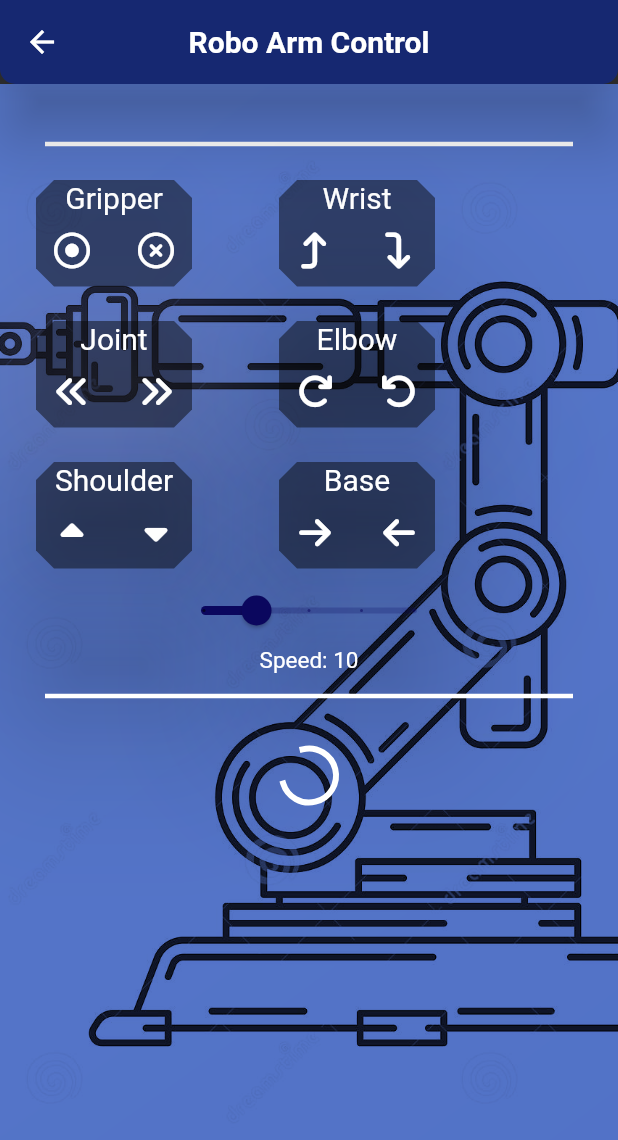
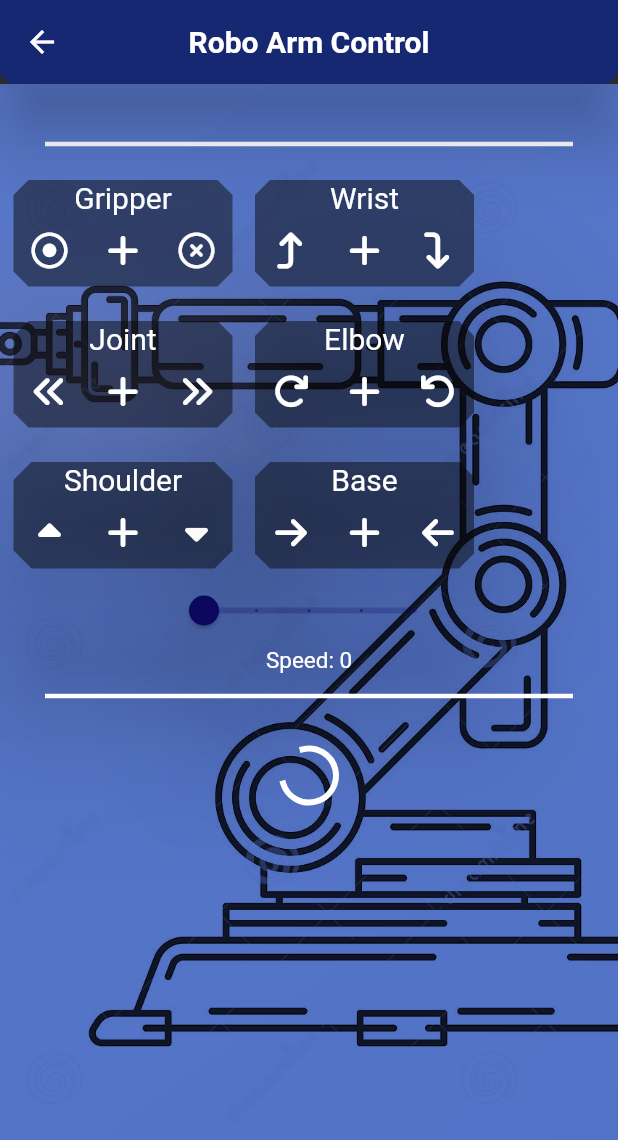
Before and after one commit to WilliamSamson/Robot_arm, a Flutter app: the ChatPage screen opened directly, on a phone screen of 412 x 824 dp. Shown: the top 1140 px of the screen. Run offline on Flutter 3.47's test engine with Material 2 defaults, Android fonts, the phone set to English and light mode, and no system bars; our stand-ins replace flutter_bluetooth_serial, font_awesome_flutter, google_fonts; Roboto replaces fonts that are missing (Acme); statements that could not run were skipped.

Commit message:
stable version

```diff
--- a/lib/Servo.dart
+++ b/lib/Servo.dart
@@ -21,6 +21,12 @@ class ServoPage extends StatefulWidget {
     required this.sendMessageN,
     required this.sendMessageO,
     required this.sendMessageP,
+    required this.sendMessage1,
+    required this.sendMessage2,
+    required this.sendMessage3,
+    required this.sendMessage4,
+    required this.sendMessage5,
+    required this.sendMessage6,
   }) : super(key: key);
   final Function sendMessageA;
   final Function sendMessageB;
@@ -38,13 +44,19 @@ class ServoPage extends StatefulWidget {
   final Function sendMessageN;
   final Function sendMessageO;
   final Function sendMessageP;
+  final Function sendMessage1;
+  final Function sendMessage2;
+  final Function sendMessage3;
+  final Function sendMessage4;
+  final Function sendMessage5;
+  final Function sendMessage6;
 
   @override
   _ServoPageState createState() => _ServoPageState();
 }
 
 class _ServoPageState extends State<ServoPage> {
-  int speed = 10;
+  int speed = 0;
 
   @override
   Widget build(BuildContext context) {
@@ -53,11 +65,11 @@ class _ServoPageState extends State<ServoPage> {
         Row(
           children: [
             const SizedBox(
-              width: 20,
+              width: 5,
             ),
             Card(
               shape: BeveledRectangleBorder(
-                  borderRadius: BorderRadius.circular(12)),
+                  borderRadius: BorderRadius.circular(10)),
               elevation: 50,
               shadowColor: Color.fromARGB(255, 177, 173, 220),
               color: Color.fromARGB(124, 7, 7, 7),
@@ -82,7 +94,19 @@ class _ServoPageState extends State<ServoPage> {
                         ),
                       ),
                       const SizedBox(
-                        width: 8,
+                        width: 1,
+                      ),
+                      IconButton(
+                        onPressed: () {
+                          widget.sendMessage1();
+                        },
+                        icon: const Icon(
+                          FontAwesomeIcons.add,
+                          color: Colors.white,
+                        ),
+                      ),
+                      const SizedBox(
+                        width: 1,
                       ),
                       IconButton(
                         onPressed: () {
@@ -98,10 +122,10 @@ class _ServoPageState extends State<ServoPage> {
                 ],
               ),
             ),
-            SizedBox(width: 50),
+            SizedBox(width: 7),
             Card(
               shape: BeveledRectangleBorder(
-                  borderRadius: BorderRadius.circular(12)),
+                  borderRadius: BorderRadius.circular(10)),
               elevation: 50,
               shadowColor: Colors.black,
               color: Color.fromARGB(124, 7, 7, 7),
@@ -126,9 +150,20 @@ class _ServoPageState extends State<ServoPage> {
                           color: Colors.white,
                         ),
                       ),
-
                       const SizedBox(
-                        width: 8,
+                        width: 1,
+                      ),
+                      IconButton(
+                        onPressed: () {
+                          widget.sendMessage2();
+                        },
+                        icon: const Icon(
+                          FontAwesomeIcons.add,
+                          color: Colors.white,
+                        ),
+                      ),
+                      const SizedBox(
+                        width: 1,
                       ),
                       IconButton(
                         onPressed: () {
@@ -153,11 +188,11 @@ class _ServoPageState extends State<ServoPage> {
         Row(
           children: [
             const SizedBox(
-              width: 20,
+              width: 5,
             ),
             Card(
               shape: BeveledRectangleBorder(
-                  borderRadius: BorderRadius.circular(12)),
+                  borderRadius: BorderRadius.circular(10)),
               elevation: 50,
               shadowColor: Colors.black,
               color: Color.fromARGB(124, 7, 7, 7),
@@ -182,7 +217,19 @@ class _ServoPageState extends State<ServoPage> {
                         ),
                       ),
                       const SizedBox(
-                        width: 8,
+                        width: 1,
+                      ),
+                      IconButton(
+                        onPressed: () {
+                          widget.sendMessage3();
+                        },
+                        icon: const Icon(
+                          FontAwesomeIcons.add,
+                          color: Colors.white,
+                        ),
+                      ),
+                      const SizedBox(
+                        width: 1,
                       ),
                       IconButton(
                         onPressed: () {
@@ -198,10 +245,10 @@ class _ServoPageState extends State<ServoPage> {
                 ],
               ),
             ),
-            SizedBox(width: 50),
+            SizedBox(width: 7),
             Card(
               shape: BeveledRectangleBorder(
-                  borderRadius: BorderRadius.circular(12)),
+                  borderRadius: BorderRadius.circular(10)),
               elevation: 50,
               shadowColor: Colors.black,
               color: Color.fromARGB(124, 7, 7, 7),
@@ -227,7 +274,19 @@ class _ServoPageState extends State<ServoPage> {
                         ),
                       ),
                       const SizedBox(
-                        width: 8,
+                        width: 1,
+                      ),
+                      IconButton(
+                        onPressed: () {
+                          widget.sendMessage4();
+                        },
+                        icon: const Icon(
+                          FontAwesomeIcons.add,
+                          color: Colors.white,
+                        ),
+                      ),
+                      const SizedBox(
+                        width: 1,
                       ),
                       IconButton(
                         onPressed: () {
@@ -252,7 +311,7 @@ class _ServoPageState extends State<ServoPage> {
         Row(
           children: [
             const SizedBox(
-              width: 20,
+              width: 5,
             ),
             Card(
               shape: BeveledRectangleBorder(
@@ -281,7 +340,19 @@ class _ServoPageState extends State<ServoPage> {
                         ),
                       ),
                       const SizedBox(
-                        width: 8,
+                        width: 1,
+                      ),
+                      IconButton(
+                        onPressed: () {
+                          widget.sendMessage5();
+                        },
+                        icon: const Icon(
+                          FontAwesomeIcons.add,
+                          color: Colors.white,
+                        ),
+                      ),
+                      const SizedBox(
+                        width: 1,
                       ),
                       IconButton(
                         onPressed: () {
@@ -297,10 +368,10 @@ class _ServoPageState extends State<ServoPage> {
                 ],
               ),
             ),
-            SizedBox(width: 50),
+            SizedBox(width: 7),
             Card(
               shape: BeveledRectangleBorder(
-                  borderRadius: BorderRadius.circular(12)),
+                  borderRadius: BorderRadius.circular(10)),
               elevation: 50,
               shadowColor: Colors.black,
               color: Color.fromARGB(124, 7, 7, 7),
@@ -325,9 +396,20 @@ class _ServoPageState extends State<ServoPage> {
                           color: Colors.white,
                         ),
                       ),
-
                       const SizedBox(
-                        width: 8,
+                        width: 1,
+                      ),
+                      IconButton(
+                        onPressed: () {
+                          widget.sendMessage6();
+                        },
+                        icon: const Icon(
+                          FontAwesomeIcons.add,
+                          color: Colors.white,
+                        ),
+                      ),
+                      const SizedBox(
+                        width: 1,
                       ),
                       IconButton(
                         onPressed: () {
--- a/lib/send_message.dart
+++ b/lib/send_message.dart
@@ -103,7 +103,7 @@ class _ChatPageState extends State<ChatPage>
           children: [
             const Padding(
               padding: EdgeInsets.only(
-                left: 16.0,
+                left: 20.0,
               ),
             ),
             const SizedBox(
@@ -140,6 +140,12 @@ class _ChatPageState extends State<ChatPage>
                 sendMessageN: () => _sendMessage('N'),
                 sendMessageO: () => _sendMessage('O'),
                 sendMessageP: () => _sendMessage('P'),
+                sendMessage1: () => _sendMessage('1'), //open
+                sendMessage2: () => _sendMessage('2'), //close
+                sendMessage3: () => _sendMessage('3'), //up
+                sendMessage4: () => _sendMessage('4'), //down
+                sendMessage5: () => _sendMessage('5'),
+                sendMessage6: () => _sendMessage('6'),
               ),
             ),
             const Divider(
```
